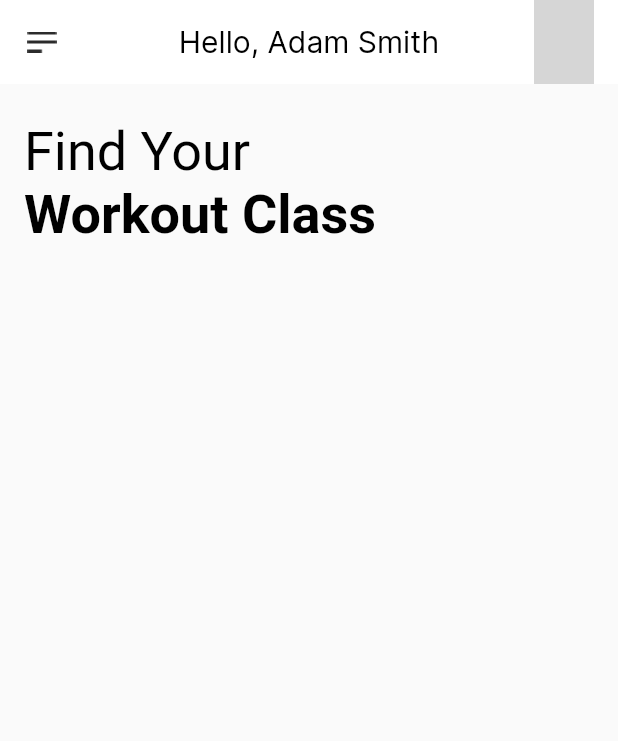
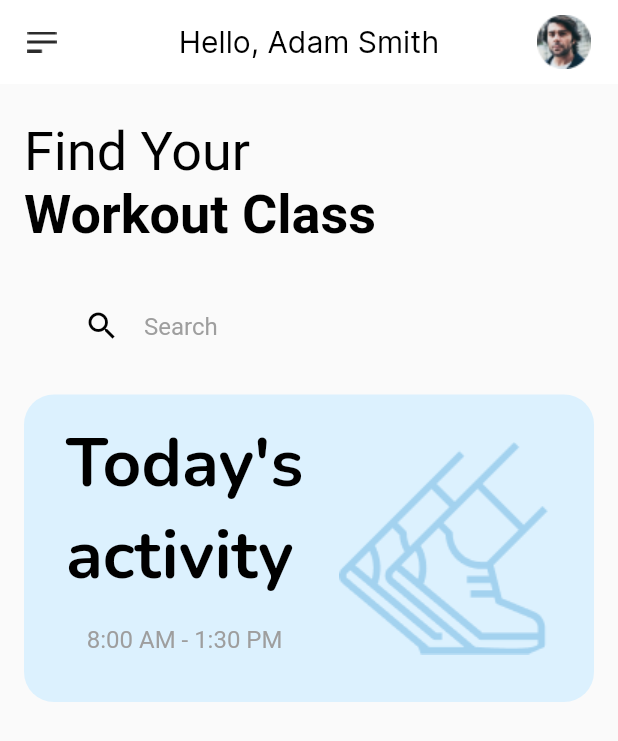
Before and after one commit to ImrulEmon/Health-Fitness, a Flutter app: the screen it shows after launch, after a tap on "Get Started", on a phone screen of 412 x 824 dp. Shown: the top 741 px of the screen. Run offline on Flutter 3.47's test engine with Material 2 defaults, Android fonts, the phone set to English and light mode, and no system bars; our stand-ins replace google_fonts; grey boxes are pictures that could not be loaded.

Commit message:
Home Today's Activity

```diff
--- a/lib/constants/hl_constants.dart
+++ b/lib/constants/hl_constants.dart
@@ -19,5 +19,6 @@ const double paddingDft = 16.0;
 String onboardImg = 'assets/images/onboaredPic.png';
 String menuIcon = 'assets/images/menu-icon.png';
 String avaterImg = 'assets/images/avater.png';
+String legImg = 'assets/images/legImg.png';
 
 // ===== Media Quary =====
--- a/lib/main.dart
+++ b/lib/main.dart
@@ -28,12 +28,18 @@ class MyApp extends StatelessWidget {
           iconTheme: IconThemeData(color: Colors.black),
           elevation: 0,
         ),
-        textTheme: const TextTheme(
-          headline4: TextStyle(
-            fontWeight: FontWeight.bold,
-            color: Colors.black,
-          ),
-        ),
+        textTheme: const TextTheme().copyWith(
+            headline4: const TextStyle(
+              fontWeight: FontWeight.bold,
+              color: Colors.black,
+            ),
+            headline3: const TextStyle(
+              fontWeight: FontWeight.bold,
+              color: Colors.black,
+            ),
+            subtitle1: const TextStyle(
+              color: Colors.grey,
+            )),
       ),
       home: const OnboardingPage(),
     );
--- a/lib/screens/home_page.dart
+++ b/lib/screens/home_page.dart
@@ -1,4 +1,6 @@
 import 'package:flutter/material.dart';
+import 'package:google_fonts/google_fonts.dart';
+import 'package:health_fitness/widgets/search_widget.dart';
 
 import '../constants/hl_constants.dart';
 import '../widgets/circle_avater_widget.dart';
@@ -8,6 +10,8 @@ class HomePage extends StatelessWidget {
 
   @override
   Widget build(BuildContext context) {
+    final TextTheme textTheme = Theme.of(context).textTheme;
+
     return Scaffold(
       appBar: AppBar(
         leading: Image.asset(menuIcon),
@@ -28,23 +32,63 @@ class HomePage extends StatelessWidget {
         padding: const EdgeInsets.symmetric(horizontal: paddingDft),
         child: Column(
           crossAxisAlignment: CrossAxisAlignment.start,
-          children: const [
-            SizedBox(
+          children: [
+            const SizedBox(
               height: paddingDft * 1.5,
             ),
-            Text(
+            const Text(
               'Find Your',
               style: TextStyle(
                 color: Colors.black,
-                fontSize: 36.0,
+                fontSize: paddingDft * 2.25,
               ),
             ),
-            Text(
+            const Text(
               'Workout Class',
               style: TextStyle(
                 color: Colors.black,
-                fontSize: 36.0,
+                fontSize: paddingDft * 2.25,
                 fontWeight: FontWeight.bold,
+              ),
+            ),
+            const SearchWidget(),
+            const SizedBox(
+              height: paddingDft,
+            ),
+            Container(
+              padding: const EdgeInsets.all(paddingDft),
+              decoration: BoxDecoration(
+                color: kLightBlue,
+                borderRadius: BorderRadius.circular(20.0),
+              ),
+              child: Row(
+                mainAxisAlignment: MainAxisAlignment.spaceAround,
+                children: [
+                  Column(
+                    children: [
+                      Text(
+                        "Today's\nactivity",
+                        style: GoogleFonts.nunito(
+                          textStyle: textTheme.headline3,
+                        ),
+                      ),
+                      const SizedBox(
+                        height: paddingDft,
+                      ),
+                      Text(
+                        "8:00 AM - 1:30 PM",
+                        style: textTheme.subtitle1,
+                      ),
+                      const SizedBox(
+                        height: paddingDft,
+                      )
+                    ],
+                  ),
+                  Container(
+                    alignment: Alignment.centerRight,
+                    child: Image.asset(legImg),
+                  )
+                ],
               ),
             ),
           ],
--- a/lib/screens/onboarding_page.dart
+++ b/lib/screens/onboarding_page.dart
@@ -61,6 +61,7 @@ class OnboardingPage extends StatelessWidget {
                 style: TextStyle(
                   color: Colors.white,
                   fontSize: 24.0,
+                  fontWeight: FontWeight.bold,
                 ),
               ),
             ),
--- a/lib/widgets/circle_avater_widget.dart
+++ b/lib/widgets/circle_avater_widget.dart
@@ -1,4 +1,5 @@
 import 'package:flutter/material.dart';
+import '../constants/hl_constants.dart';
 
 class CircleAvaterWidget extends StatelessWidget {
   const CircleAvaterWidget({super.key});
@@ -10,7 +11,7 @@ class CircleAvaterWidget extends StatelessWidget {
       width: 40,
       child: ClipRRect(
         borderRadius: BorderRadius.circular(20),
-        child: Image.asset('assets/images/avatar.png'),
+        child: Image.asset(avaterImg),
       ),
     );
   }
--- /dev/null
+++ b/lib/widgets/search_widget.dart
@@ -0,0 +1,39 @@
+import 'package:flutter/material.dart';
+import 'package:health_fitness/constants/hl_constants.dart';
+
+class SearchWidget extends StatefulWidget {
+  const SearchWidget({super.key});
+
+  @override
+  State<SearchWidget> createState() => _SearchWidgetState();
+}
+
+class _SearchWidgetState extends State<SearchWidget> {
+  @override
+  Widget build(BuildContext context) {
+    return Container(
+      margin: const EdgeInsets.only(
+        top: paddingDft * 1.5,
+        left: paddingDft * 1.5,
+        right: paddingDft * 1.5,
+      ),
+      child: TextField(
+        cursorColor: Colors.grey,
+        decoration: InputDecoration(
+          border: OutlineInputBorder(
+              borderRadius: BorderRadius.circular(paddingDft * 2),
+              borderSide: BorderSide.none),
+          hintText: 'Search',
+          hintStyle: const TextStyle(color: Colors.grey, fontSize: paddingDft),
+          prefixIcon: Container(
+            padding: const EdgeInsets.all(paddingDft),
+            child: const Icon(
+              Icons.search,
+              color: Colors.black,
+            ),
+          ),
+        ),
+      ),
+    );
+  }
+}
```
Also changed, not shown: assets/images/legImg.png (added).
